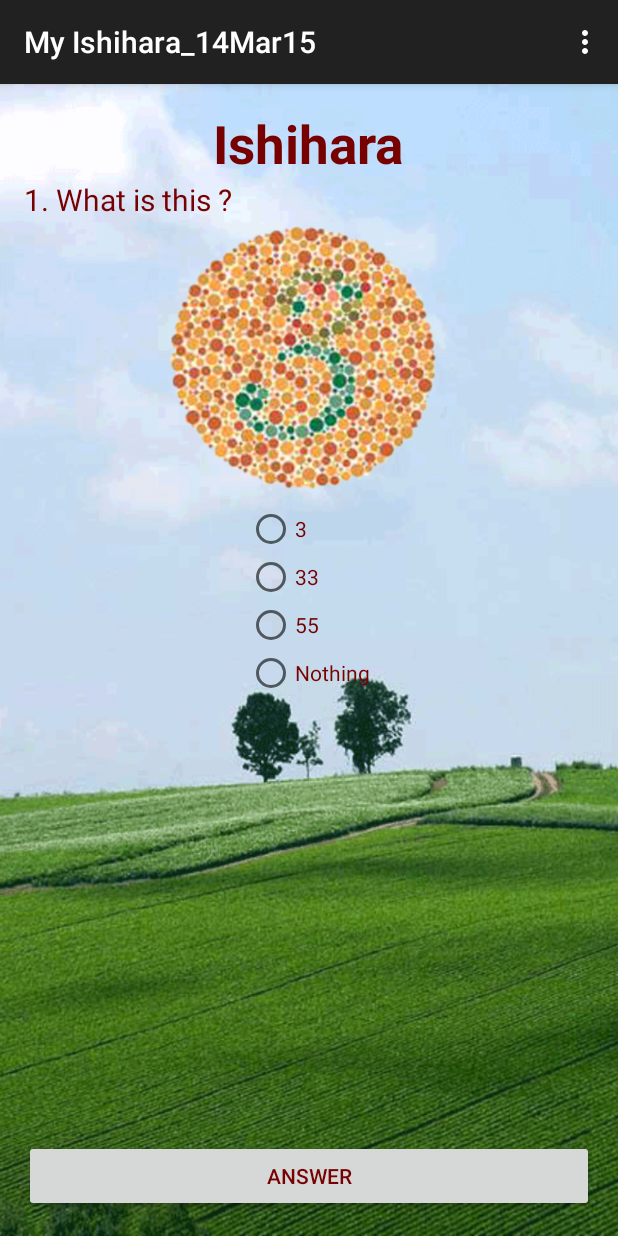
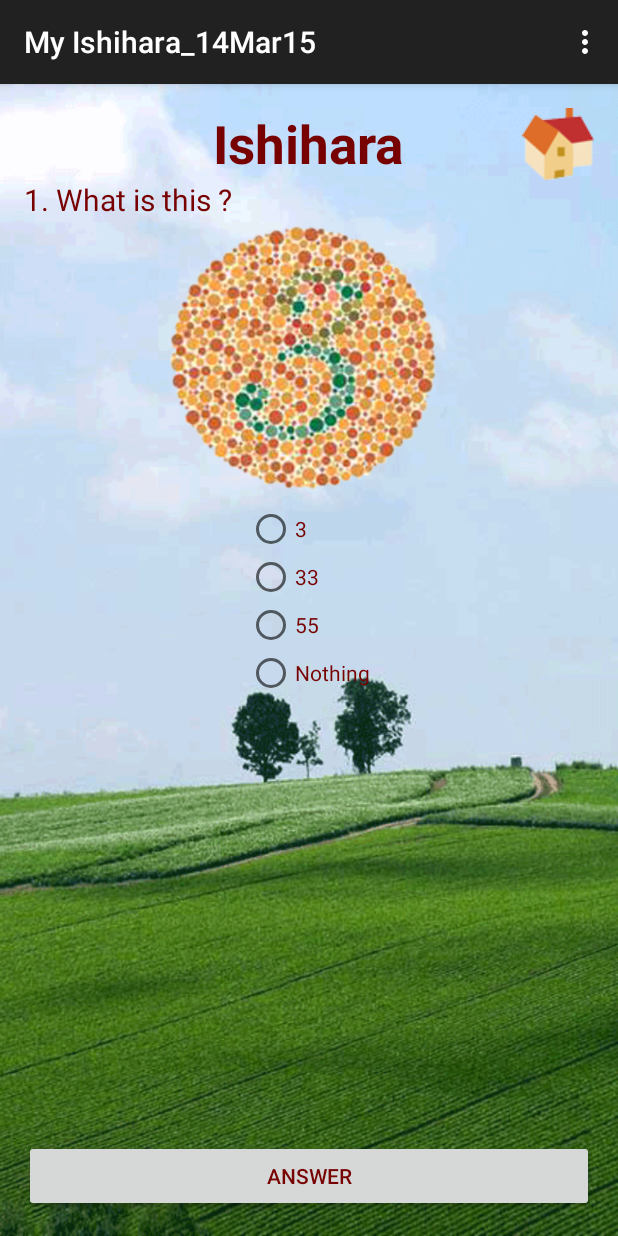
Before and after one commit to masterUNG/MyIshihara_14Mar15, an Android app: the screen it shows after launch (MainActivity), on a phone screen of 412 x 824 dp. Run offline under Robolectric (Android 15) with nearby library versions, the phone set to English and light mode, and no system bars.

Commit message:
MVC Conplease

```diff
--- a/app/src/main/java/appewtc/masterung/myishihara_14mar15/MainActivity.java
+++ b/app/src/main/java/appewtc/masterung/myishihara_14mar15/MainActivity.java
@@ -1,6 +1,8 @@
 package appewtc.masterung.myishihara_14mar15;
 
+import android.content.Intent;
 import android.media.MediaPlayer;
+import android.net.Uri;
 import android.support.v7.app.ActionBarActivity;
 import android.os.Bundle;
 import android.view.Menu;
@@ -11,16 +13,20 @@ import android.widget.ImageView;
 import android.widget.RadioButton;
 import android.widget.RadioGroup;
 import android.widget.TextView;
+import android.widget.Toast;
 
 
 public class MainActivity extends ActionBarActivity {
 
     //Explicit
     private TextView txtQuestion;
-    private ImageView imvIshihara;
+    private ImageView imvIshihara, imvHome;
     private RadioGroup ragChoice;
     private RadioButton radChoice1, radChoice2, radChoice3, radChoice4;
     private Button btnAnswer;
+    private int intRadio, intIndex;
+    private MyModel objMyModel;
+    private String[] strChoice;
 
 
     @Override
@@ -34,7 +40,100 @@ public class MainActivity extends ActionBarActivity {
         //Button Controller
         buttonController();
 
+        //Radio Controller
+        radioController();
+
+        //GoHome
+        goHome();
+
+        //About MyModel
+        aboutMyModel();
+
+
     }   // onCreate
+
+    private void aboutMyModel() {
+        objMyModel = new MyModel();
+
+        objMyModel.setOnMyModelChangeListener(new MyModel.OnMyModelChangeListener() {
+            @Override
+            public void onMyModelChangeListener(MyModel myModel) {
+
+                //Change View by Model
+                changeView(myModel.getIntButton());
+
+            }   // event
+        });
+
+    }   // aboutMyModel
+
+    private void changeView(int intModel) {
+
+        int[] intIshihara = new int[]{R.drawable.ishihara_01, R.drawable.ishihara_02,
+                R.drawable.ishihara_03, R.drawable.ishihara_04,
+                R.drawable.ishihara_05, R.drawable.ishihara_06,
+                R.drawable.ishihara_07, R.drawable.ishihara_08,
+                R.drawable.ishihara_09, R.drawable.ishihara_10};
+
+        //Change Image
+        imvIshihara.setImageResource(intIshihara[intModel]);
+
+        //Change Choice
+
+        int[] intChoice = new int[]{R.array.times1, R.array.times2, R.array.times3,
+                R.array.times4, R.array.times5, R.array.times6, R.array.times7,
+                R.array.times8, R.array.times9, R.array.times10};
+
+        strChoice = getResources().getStringArray(intChoice[intModel]);
+        radChoice1.setText(strChoice[0]);
+        radChoice2.setText(strChoice[1]);
+        radChoice3.setText(strChoice[2]);
+        radChoice4.setText(strChoice[3]);
+
+    }   // changeView
+
+    private void goHome() {
+        imvHome.setOnClickListener(new View.OnClickListener() {
+            @Override
+            public void onClick(View v) {
+                Intent objIntent = new Intent(Intent.ACTION_VIEW);
+                objIntent.setData(Uri.parse("http://androidthai.in.th"));
+                startActivity(objIntent);
+            }
+        });
+    }
+
+    private void radioController() {
+        ragChoice.setOnCheckedChangeListener(new RadioGroup.OnCheckedChangeListener() {
+            @Override
+            public void onCheckedChanged(RadioGroup group, int checkedId) {
+
+                //Sound Effect
+                MediaPlayer soundRadio = MediaPlayer.create(getBaseContext(), R.raw.effect_btn_shut);
+                soundRadio.start();
+
+                //SetUp intRadio
+                switch (checkedId) {
+                    case R.id.radioButton:
+                        intRadio = 1;
+                        break;
+                    case R.id.radioButton2:
+                        intRadio = 2;
+                        break;
+                    case R.id.radioButton3:
+                        intRadio = 3;
+                        break;
+                    case R.id.radioButton4:
+                        intRadio = 4;
+                        break;
+                    default:
+                        intRadio = 0;
+                        break;
+                }   // switch
+
+            }   // event
+        });
+    }
 
     private void buttonController() {
         btnAnswer.setOnClickListener(new View.OnClickListener() {
@@ -45,9 +144,49 @@ public class MainActivity extends ActionBarActivity {
                 MediaPlayer soundButton = MediaPlayer.create(getBaseContext(), R.raw.effect_btn_long);
                 soundButton.start();
 
+                //Check Answer
+                checkAnswer();
+
+
             }   // event
         });
     }
+
+    private void checkAnswer() {
+
+        if (intRadio == 0) {
+            Toast.makeText(MainActivity.this, "กรุณาตอบคำถาม ด้วยคะ", Toast.LENGTH_SHORT).show();
+        } else {
+
+            //Check Times
+            checkTimes();
+
+        }   // if
+
+    }   // checkAnswer
+
+    private void checkTimes() {
+
+        if (intIndex == 9) {
+
+            //Intent to ShowScore
+            Intent objIntent = new Intent(MainActivity.this, ShowScoreActivity.class);
+            startActivity(objIntent);
+            finish();
+
+        } else {
+
+            //Controller Call View
+            txtQuestion.setText(Integer.toString(intIndex + 2) + ". What is this ?");
+
+            intIndex += 1;
+
+            //Controller Call Model
+            objMyModel.setIntButton(intIndex);
+
+        }   // if
+
+    }   // checkTimes
 
     private void bindWidget() {
 
@@ -59,6 +198,7 @@ public class MainActivity extends ActionBarActivity {
         radChoice3 = (RadioButton) findViewById(R.id.radioButton3);
         radChoice4 = (RadioButton) findViewById(R.id.radioButton4);
         btnAnswer = (Button) findViewById(R.id.button);
+        imvHome = (ImageView) findViewById(R.id.imageView2);
 
     }   // bindWidget
 
--- /dev/null
+++ b/app/src/main/java/appewtc/masterung/myishihara_14mar15/MyModel.java
@@ -0,0 +1,33 @@
+package appewtc.masterung.myishihara_14mar15;
+
+/**
+ * Created by masterUNG on 3/15/15 AD.
+ */
+public class MyModel {
+
+    private int intButton;
+
+    public interface OnMyModelChangeListener {
+        void onMyModelChangeListener(MyModel myModel);
+    }   // interface
+
+    private OnMyModelChangeListener onMyModelChangeListener;
+
+    public void setOnMyModelChangeListener(OnMyModelChangeListener onMyModelChangeListener) {
+        this.onMyModelChangeListener = onMyModelChangeListener;
+    }
+
+    public int getIntButton() {
+        return intButton;
+    }   //Getter
+
+    public void setIntButton(int intButton) {
+        this.intButton = intButton;
+
+        if (this.onMyModelChangeListener != null) {
+            this.onMyModelChangeListener.onMyModelChangeListener(this);
+        }
+
+    }   //Setter
+
+}   // Main Class
--- a/app/src/main/res/layout/activity_main.xml
+++ b/app/src/main/res/layout/activity_main.xml
@@ -76,4 +76,11 @@
         android:id="@+id/button"
         android:layout_alignParentBottom="true"
         android:textColor="@color/text2" />
+
+    <ImageView
+        android:layout_width="wrap_content"
+        android:layout_height="wrap_content"
+        android:id="@+id/imageView2"
+        android:layout_alignParentRight="true"
+        android:src="@drawable/build1" />
 </RelativeLayout>
--- /dev/null
+++ b/app/src/main/res/values/choice.xml
@@ -0,0 +1,97 @@
+<?xml version="1.0" encoding="utf-8"?>
+<resources>
+
+    <string-array name="times1">
+
+        <item>3</item>
+        <item>33</item>
+        <item>55</item>
+        <item>Nothing</item>
+
+
+    </string-array>
+
+    <string-array name="times2">
+
+        <item>3</item>
+        <item>5</item>
+        <item>55</item>
+        <item>Nothing</item>
+
+
+    </string-array>
+    <string-array name="times3">
+
+        <item>3</item>
+        <item>33</item>
+        <item>6</item>
+        <item>Nothing</item>
+
+
+    </string-array>
+    <string-array name="times4">
+
+        <item>12</item>
+        <item>33</item>
+        <item>55</item>
+        <item>Nothing</item>
+
+
+    </string-array>
+    <string-array name="times5">
+
+        <item>3</item>
+        <item>29</item>
+        <item>55</item>
+        <item>Nothing</item>
+
+
+    </string-array>
+    <string-array name="times6">
+
+        <item>3</item>
+        <item>33</item>
+        <item>45</item>
+        <item>Nothing</item>
+
+
+    </string-array>
+    <string-array name="times7">
+
+        <item>74</item>
+        <item>33</item>
+        <item>55</item>
+        <item>Nothing</item>
+
+
+    </string-array>
+    <string-array name="times8">
+
+        <item>3</item>
+        <item>42</item>
+        <item>55</item>
+        <item>Nothing</item>
+
+
+    </string-array>
+    <string-array name="times9">
+
+        <item>3</item>
+        <item>33</item>
+        <item>55</item>
+        <item>Nothing</item>
+
+
+    </string-array>
+    <string-array name="times10">
+
+        <item>3</item>
+        <item>33</item>
+        <item>55</item>
+        <item>Nothing</item>
+
+
+    </string-array>
+
+
+</resources>
--- a/app/src/main/res/values/strings.xml
+++ b/app/src/main/res/values/strings.xml
@@ -4,4 +4,5 @@
     <string name="hello_world">Hello world!</string>
     <string name="action_settings">Settings</string>
     <string name="head">Ishihara</string>
+    <string name="title_activity_show_score">ShowScoreActivity</string>
 </resources>
```
Also changed, not shown: app/src/main/AndroidManifest.xml (+6 -2 lines), app/src/main/java/appewtc/masterung/myishihara_14mar15/ShowScoreActivity.java (added, +39 -0 lines), app/src/main/res/layout/activity_show_score.xml (added, +12 -0 lines), app/src/main/res/menu/menu_show_score.xml (added, +7 -0 lines), app/src/main/res/drawable/build1.png (added).
